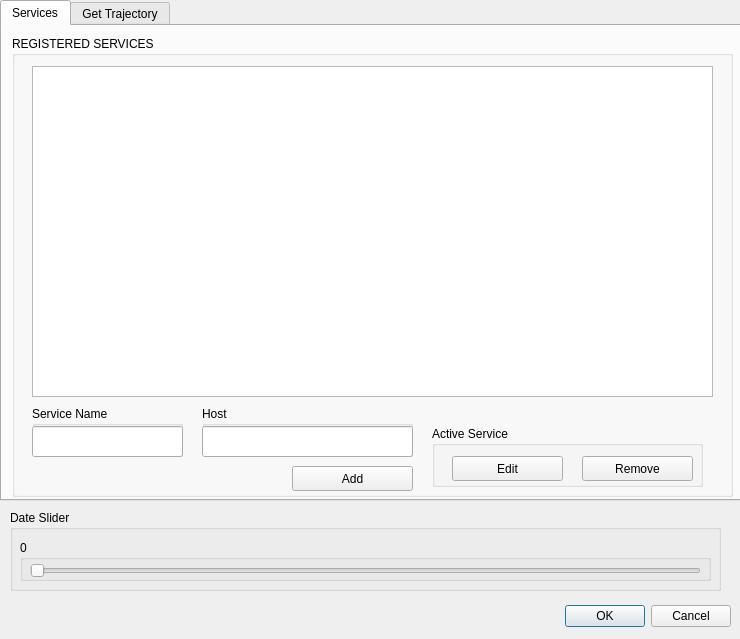
This is wlts_plugin/wlts_qgis_dialog_base.ui in brazil-data-cube/wlts-qgis as Qt 5 draws it before an edit. The edited form follows.
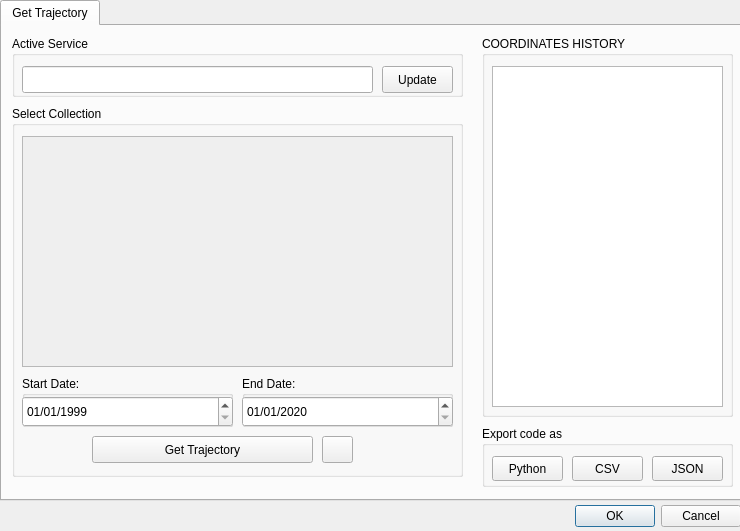
This is the edited form.

Patch:
```diff
--- a/wlts_plugin/wlts_qgis_dialog_base.ui
+++ b/wlts_plugin/wlts_qgis_dialog_base.ui
@@ -7,7 +7,7 @@
     <x>0</x>
     <y>0</y>
     <width>740</width>
-    <height>639</height>
+    <height>531</height>
    </rect>
   </property>
   <property name="windowTitle">
@@ -34,132 +34,6 @@
    <property name="currentIndex">
     <number>0</number>
    </property>
-   <widget class="QWidget" name="services_tab">
-    <attribute name="title">
-     <string>Services</string>
-    </attribute>
-    <widget class="QGroupBox" name="registry">
-     <property name="geometry">
-      <rect>
-       <x>10</x>
-       <y>10</y>
-       <width>721</width>
-       <height>461</height>
-      </rect>
-     </property>
-     <property name="title">
-      <string>REGISTERED SERVICES</string>
-     </property>
-     <widget class="QTreeView" name="data">
-      <property name="geometry">
-       <rect>
-        <x>20</x>
-        <y>30</y>
-        <width>681</width>
-        <height>331</height>
-       </rect>
-      </property>
-     </widget>
-     <widget class="QGroupBox" name="service_group">
-      <property name="geometry">
-       <rect>
-        <x>20</x>
-        <y>370</y>
-        <width>151</width>
-        <height>51</height>
-       </rect>
-      </property>
-      <property name="title">
-       <string>Service Name</string>
-      </property>
-      <widget class="QLineEdit" name="service_name">
-       <property name="geometry">
-        <rect>
-         <x>0</x>
-         <y>20</y>
-         <width>151</width>
-         <height>31</height>
-        </rect>
-       </property>
-      </widget>
-     </widget>
-     <widget class="QGroupBox" name="host">
-      <property name="geometry">
-       <rect>
-        <x>190</x>
-        <y>370</y>
-        <width>211</width>
-        <height>51</height>
-       </rect>
-      </property>
-      <property name="title">
-       <string>Host</string>
-      </property>
-      <widget class="QLineEdit" name="service_host">
-       <property name="geometry">
-        <rect>
-         <x>0</x>
-         <y>20</y>
-         <width>211</width>
-         <height>31</height>
-        </rect>
-       </property>
-      </widget>
-     </widget>
-     <widget class="QPushButton" name="save_service">
-      <property name="geometry">
-       <rect>
-        <x>280</x>
-        <y>430</y>
-        <width>121</width>
-        <height>25</height>
-       </rect>
-      </property>
-      <property name="text">
-       <string>Add</string>
-      </property>
-     </widget>
-     <widget class="QGroupBox" name="active_service_options">
-      <property name="geometry">
-       <rect>
-        <x>420</x>
-        <y>390</y>
-        <width>271</width>
-        <height>61</height>
-       </rect>
-      </property>
-      <property name="title">
-       <string>Active Service</string>
-      </property>
-      <widget class="QPushButton" name="edit_service">
-       <property name="geometry">
-        <rect>
-         <x>20</x>
-         <y>30</y>
-         <width>111</width>
-         <height>25</height>
-        </rect>
-       </property>
-       <property name="text">
-        <string>Edit</string>
-       </property>
-      </widget>
-      <widget class="QPushButton" name="delete_service">
-       <property name="geometry">
-        <rect>
-         <x>150</x>
-         <y>30</y>
-         <width>111</width>
-         <height>25</height>
-        </rect>
-       </property>
-       <property name="text">
-        <string>Remove</string>
-       </property>
-      </widget>
-     </widget>
-    </widget>
-   </widget>
    <widget class="QWidget" name="trajectory_tab">
     <attribute name="title">
      <string>Get Trajectory</string>
@@ -170,7 +44,7 @@
        <x>480</x>
        <y>10</y>
        <width>251</width>
-       <height>311</height>
+       <height>381</height>
       </rect>
      </property>
      <property name="title">
@@ -182,7 +56,7 @@
         <x>10</x>
         <y>30</y>
         <width>231</width>
-        <height>271</height>
+        <height>341</height>
        </rect>
       </property>
      </widget>
@@ -191,7 +65,7 @@
      <property name="geometry">
       <rect>
        <x>10</x>
-       <y>90</y>
+       <y>80</y>
        <width>451</width>
        <height>371</height>
       </rect>
@@ -240,7 +114,7 @@
        <rect>
         <x>10</x>
         <y>270</y>
-        <width>201</width>
+        <width>211</width>
         <height>51</height>
        </rect>
       </property>
@@ -252,7 +126,7 @@
         <rect>
          <x>0</x>
          <y>20</y>
-         <width>201</width>
+         <width>211</width>
          <height>31</height>
         </rect>
        </property>
@@ -274,9 +148,9 @@
      <widget class="QGroupBox" name="end_date_group">
       <property name="geometry">
        <rect>
-        <x>240</x>
+        <x>230</x>
         <y>270</y>
-        <width>201</width>
+        <width>211</width>
         <height>51</height>
        </rect>
       </property>
@@ -288,7 +162,7 @@
         <rect>
          <x>0</x>
          <y>20</y>
-         <width>201</width>
+         <width>211</width>
          <height>31</height>
         </rect>
        </property>
@@ -310,59 +184,23 @@
      <widget class="QPushButton" name="search">
       <property name="geometry">
        <rect>
-        <x>350</x>
+        <x>80</x>
         <y>330</y>
-        <width>89</width>
-        <height>25</height>
+        <width>221</width>
+        <height>27</height>
        </rect>
       </property>
       <property name="text">
-       <string>Get point</string>
-      </property>
-     </widget>
-     <widget class="QCheckBox" name="geometries">
-      <property name="geometry">
-       <rect>
-        <x>10</x>
-        <y>330</y>
-        <width>331</width>
-        <height>23</height>
-       </rect>
-      </property>
-      <property name="text">
-       <string>Get geometries</string>
-      </property>
-     </widget>
-    </widget>
-    <widget class="QGroupBox" name="services_group">
-     <property name="geometry">
-      <rect>
-       <x>10</x>
-       <y>10</y>
-       <width>451</width>
-       <height>71</height>
-      </rect>
-     </property>
-     <property name="title">
-      <string>Active Service</string>
-     </property>
-     <widget class="QComboBox" name="service_selection">
-      <property name="geometry">
-       <rect>
-        <x>10</x>
-        <y>30</y>
-        <width>391</width>
-        <height>31</height>
-       </rect>
+       <string>Get Trajectory</string>
       </property>
      </widget>
      <widget class="QPushButton" name="show_help_button">
       <property name="geometry">
        <rect>
-        <x>410</x>
-        <y>30</y>
+        <x>310</x>
+        <y>330</y>
         <width>31</width>
-        <height>31</height>
+        <height>27</height>
        </rect>
       </property>
       <property name="text">
@@ -370,24 +208,60 @@
       </property>
      </widget>
     </widget>
-    <widget class="QGroupBox" name="exporting_files">
+    <widget class="QGroupBox" name="services_group">
+     <property name="geometry">
+      <rect>
+       <x>10</x>
+       <y>10</y>
+       <width>451</width>
+       <height>61</height>
+      </rect>
+     </property>
+     <property name="title">
+      <string>Active Service</string>
+     </property>
+     <widget class="QLineEdit" name="wlts_host">
+      <property name="geometry">
+       <rect>
+        <x>10</x>
+        <y>30</y>
+        <width>351</width>
+        <height>27</height>
+       </rect>
+      </property>
+     </widget>
+     <widget class="QPushButton" name="update_wlts_host">
+      <property name="geometry">
+       <rect>
+        <x>370</x>
+        <y>30</y>
+        <width>71</width>
+        <height>27</height>
+       </rect>
+      </property>
+      <property name="text">
+       <string>Update</string>
+      </property>
+     </widget>
+    </widget>
+    <widget class="QGroupBox" name="exporting_files_2">
      <property name="geometry">
       <rect>
        <x>480</x>
-       <y>330</y>
+       <y>400</y>
        <width>251</width>
        <height>61</height>
       </rect>
      </property>
      <property name="title">
-      <string>Export data as</string>
+      <string>Export code as</string>
      </property>
      <widget class="QPushButton" name="export_as_json">
       <property name="geometry">
        <rect>
-        <x>10</x>
+        <x>170</x>
         <y>30</y>
-        <width>81</width>
+        <width>71</width>
         <height>25</height>
        </rect>
       </property>
@@ -403,9 +277,9 @@
      <widget class="QPushButton" name="export_as_csv">
       <property name="geometry">
        <rect>
-        <x>100</x>
+        <x>90</x>
         <y>30</y>
-        <width>81</width>
+        <width>71</width>
         <height>25</height>
        </rect>
       </property>
@@ -418,30 +292,17 @@
        <string>CSV</string>
       </property>
      </widget>
-    </widget>
-    <widget class="QGroupBox" name="exporting_files_2">
-     <property name="geometry">
-      <rect>
-       <x>480</x>
-       <y>400</y>
-       <width>251</width>
-       <height>61</height>
-      </rect>
-     </property>
-     <property name="title">
-      <string>Export code as</string>
-     </property>
      <widget class="QPushButton" name="export_as_python">
       <property name="geometry">
        <rect>
         <x>10</x>
         <y>30</y>
-        <width>81</width>
+        <width>71</width>
         <height>25</height>
        </rect>
       </property>
       <property name="text">
-       <string>PYTHON</string>
+       <string>Python</string>
       </property>
      </widget>
     </widget>
@@ -450,8 +311,8 @@
   <widget class="QDialogButtonBox" name="button_box">
    <property name="geometry">
     <rect>
-     <x>10</x>
-     <y>600</y>
+     <x>20</x>
+     <y>500</y>
      <width>721</width>
      <height>32</height>
     </rect>
@@ -463,54 +324,6 @@
     <set>QDialogButtonBox::Cancel|QDialogButtonBox::Ok</set>
    </property>
   </widget>
-  <widget class="QGroupBox" name="date_slider_group">
-   <property name="geometry">
-    <rect>
-     <x>10</x>
-     <y>510</y>
-     <width>711</width>
-     <height>81</height>
-    </rect>
-   </property>
-   <property name="title">
-    <string>Date Slider</string>
-   </property>
-   <widget class="QGroupBox" name="date_control_slider">
-    <property name="enabled">
-     <bool>true</bool>
-    </property>
-    <property name="geometry">
-     <rect>
-      <x>10</x>
-      <y>30</y>
-      <width>691</width>
-      <height>41</height>
-     </rect>
-    </property>
-    <property name="title">
-     <string>0</string>
-    </property>
-    <property name="flat">
-     <bool>false</bool>
-    </property>
-    <property name="checkable">
-     <bool>false</bool>
-    </property>
-    <widget class="QSlider" name="date_slider">
-     <property name="geometry">
-      <rect>
-       <x>10</x>
-       <y>20</y>
-       <width>671</width>
-       <height>21</height>
-      </rect>
-     </property>
-     <property name="orientation">
-      <enum>Qt::Horizontal</enum>
-     </property>
-    </widget>
-   </widget>
-  </widget>
  </widget>
  <resources/>
  <connections>
```
